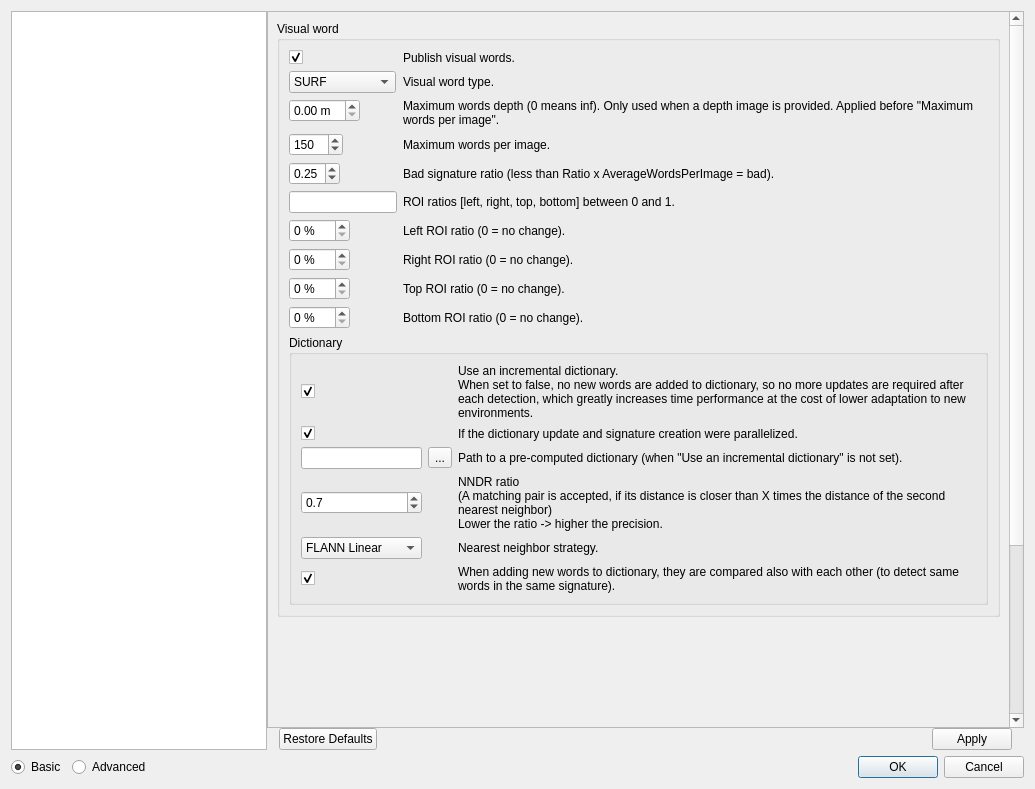
This is guilib/src/ui/preferencesDialog.ui in introlab/rtabmap as Qt 5 draws it before an edit. The edited form follows.
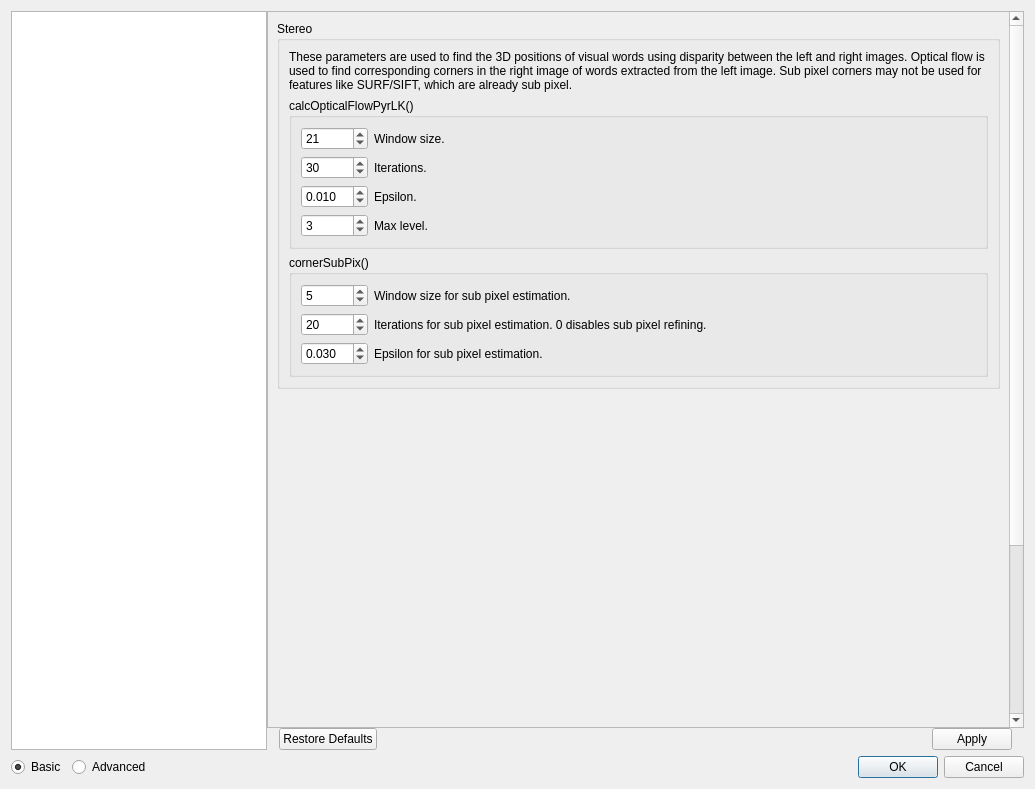
This is the edited form. Icons and pictures are not drawn. Custom widgets are drawn as their Qt base class.

Commit message: Stereo! The memory can now handle directly stereo images. Disparity can be computed on the fly by keeping left and right images, so for features extraction (and for re-extraction on loop closure), we can compute 3D points precisely. New parameters can be found under "RGB-D Mapping->Stereo". Full image disparity is reconstructed in the GUI (not the core).

What changed in the file:
```diff
--- a/guilib/src/ui/preferencesDialog.ui
+++ b/guilib/src/ui/preferencesDialog.ui
@@ -86,7 +86,7 @@
                 <enum>QFrame::Raised</enum>
                </property>
                <property name="currentIndex">
-                <number>9</number>
+                <number>22</number>
                </property>
                <widget class="QWidget" name="page_22">
                 <layout class="QVBoxLayout" name="verticalLayout_29">
@@ -5833,6 +5833,248 @@
                  </item>
                 </layout>
                </widget>
+               <widget class="QWidget" name="page_29">
+                <layout class="QVBoxLayout" name="verticalLayout_57">
+                 <item>
+                  <widget class="QGroupBox" name="groupBox_stereo2">
+                   <property name="title">
+                    <string>Stereo</string>
+                   </property>
+                   <layout class="QVBoxLayout" name="verticalLayout_56">
+                    <item>
+                     <widget class="QLabel" name="label_187">
+                      <property name="text">
+                       <string>These parameters are used to find the 3D positions of visual words using disparity between the left and right images. Optical flow is used to find corresponding corners in the right image of words extracted from the left image. Sub pixel corners may not be used for features like SURF/SIFT, which are already sub pixel.</string>
+                      </property>
+                      <property name="wordWrap">
+                       <bool>true</bool>
+                      </property>
+                     </widget>
+                    </item>
+                    <item>
+                     <widget class="QGroupBox" name="groupBox_10">
+                      <property name="title">
+                       <string>calcOpticalFlowPyrLK()</string>
+                      </property>
+                      <layout class="QGridLayout" name="gridLayout_33" columnstretch="0,1">
+                       <item row="0" column="0">
+                        <widget class="QSpinBox" name="stereo_winSize">
+                         <property name="minimum">
+                          <number>1</number>
+                         </property>
+                         <property name="maximum">
+                          <number>999999</number>
+                         </property>
+                         <property name="singleStep">
+                          <number>1</number>
+                         </property>
+                         <property name="value">
+                          <number>21</number>
+                         </property>
+                        </widget>
+                       </item>
+                       <item row="0" column="1">
+                        <widget class="QLabel" name="label_205">
+                         <property name="text">
+                          <string>Window size.</string>
+                         </property>
+                         <property name="wordWrap">
+                          <bool>true</bool>
+                         </property>
+                        </widget>
+                       </item>
+                       <item row="1" column="0">
+                        <widget class="QSpinBox" name="stereo_iterations">
+                         <property name="minimum">
+                          <number>1</number>
+                         </property>
+                         <property name="maximum">
+                          <number>999999</number>
+                         </property>
+                         <property name="singleStep">
+                          <number>1</number>
+                         </property>
+                         <property name="value">
+                          <number>30</number>
+                         </property>
+                        </widget>
+                       </item>
+                       <item row="1" column="1">
+                        <widget class="QLabel" name="label_206">
+                         <property name="text">
+                          <string>Iterations.</string>
+                         </property>
+                         <property name="wordWrap">
+                          <bool>true</bool>
+                         </property>
+                        </widget>
+                       </item>
+                       <item row="2" column="0">
+                        <widget class="QDoubleSpinBox" name="stereo_eps">
+                         <property name="decimals">
+                          <number>3</number>
+                         </property>
+                         <property name="minimum">
+                          <double>0.001000000000000</double>
+                         </property>
+                         <property name="maximum">
+                          <double>0.100000000000000</double>
+                         </property>
+                         <property name="singleStep">
+                          <double>0.010000000000000</double>
+                         </property>
+                         <property name="value">
+                          <double>0.010000000000000</double>
+                         </property>
+                        </widget>
+                       </item>
+                       <item row="2" column="1">
+                        <widget class="QLabel" name="label_207">
+                         <property name="text">
+                          <string>Epsilon.</string>
+                         </property>
+                         <property name="wordWrap">
+                          <bool>true</bool>
+                         </property>
+                        </widget>
+                       </item>
+                       <item row="3" column="1">
+                        <widget class="QLabel" name="label_208">
+                         <property name="text">
+                          <string>Max level.</string>
+                         </property>
+                         <property name="wordWrap">
+                          <bool>true</bool>
+                         </property>
+                        </widget>
+                       </item>
+                       <item row="3" column="0">
+                        <widget class="QSpinBox" name="stereo_maxLevel">
+                         <property name="minimum">
+                          <number>0</number>
+                         </property>
+                         <property name="maximum">
+                          <number>999999</number>
+                         </property>
+                         <property name="singleStep">
+                          <number>1</number>
+                         </property>
+                         <property name="value">
+                          <number>3</number>
+                         </property>
+                        </widget>
+                       </item>
+                      </layout>
+                     </widget>
+                    </item>
+                    <item>
+                     <widget class="QGroupBox" name="groupBox_9">
+                      <property name="title">
+                       <string>cornerSubPix()</string>
+                      </property>
+                      <layout class="QGridLayout" name="gridLayout_32" columnstretch="0,1">
+                       <item row="0" column="0">
+                        <widget class="QSpinBox" name="stereo_subpix_winSize">
+                         <property name="minimum">
+                          <number>0</number>
+                         </property>
+                         <property name="maximum">
+                          <number>999999</number>
+                         </property>
+                         <property name="singleStep">
+                          <number>1</number>
+                         </property>
+                         <property name="value">
+                          <number>5</number>
+                         </property>
+                        </widget>
+                       </item>
+                       <item row="0" column="1">
+                        <widget class="QLabel" name="label_200">
+                         <property name="text">
+                          <string>Window size for sub pixel estimation.</string>
+                         </property>
+                         <property name="wordWrap">
+                          <bool>true</bool>
+                         </property>
+                        </widget>
+                       </item>
+                       <item row="1" column="0">
+                        <widget class="QSpinBox" name="stereo_subpix_iterations">
+                         <property name="minimum">
+                          <number>0</number>
+                         </property>
+                         <property name="maximum">
+                          <number>999999</number>
+                         </property>
+                         <property name="singleStep">
+                          <number>1</number>
+                         </property>
+                         <property name="value">
+                          <number>20</number>
+                         </property>
+                        </widget>
+                       </item>
+                       <item row="1" column="1">
+                        <widget class="QLabel" name="label_203">
+                         <property name="text">
+                          <string>Iterations for sub pixel estimation. 0 disables sub pixel refining.</string>
+                         </property>
+                         <property name="wordWrap">
+                          <bool>true</bool>
+                         </property>
+                        </widget>
+                       </item>
+                       <item row="2" column="0">
+                        <widget class="QDoubleSpinBox" name="stereo_subpix_eps">
+                         <property name="decimals">
+                          <number>3</number>
+                         </property>
+                         <property name="minimum">
+                          <double>0.001000000000000</double>
+                         </property>
+                         <property name="maximum">
+                          <double>0.100000000000000</double>
+                         </property>
+                         <property name="singleStep">
+                          <double>0.010000000000000</double>
+                         </property>
+                         <property name="value">
+                          <double>0.030000000000000</double>
+                         </property>
+                        </widget>
+                       </item>
+                       <item row="2" column="1">
+                        <widget class="QLabel" name="label_204">
+                         <property name="text">
+                          <string>Epsilon for sub pixel estimation.</string>
+                         </property>
+                         <property name="wordWrap">
+                          <bool>true</bool>
+                         </property>
+                        </widget>
+                       </item>
+                      </layout>
+                     </widget>
+                    </item>
+                   </layout>
+                  </widget>
+                 </item>
+                 <item>
+                  <spacer name="verticalSpacer_29">
+                   <property name="orientation">
+                    <enum>Qt::Vertical</enum>
+                   </property>
+                   <property name="sizeHint" stdset="0">
+                    <size>
+                     <width>20</width>
+                     <height>464</height>
+                    </size>
+                   </property>
+                  </spacer>
+                 </item>
+                </layout>
+               </widget>
                <widget class="QWidget" name="page_12">
                 <layout class="QVBoxLayout" name="verticalLayout_32">
                  <item>
```
The commit also changes 17 other files.
